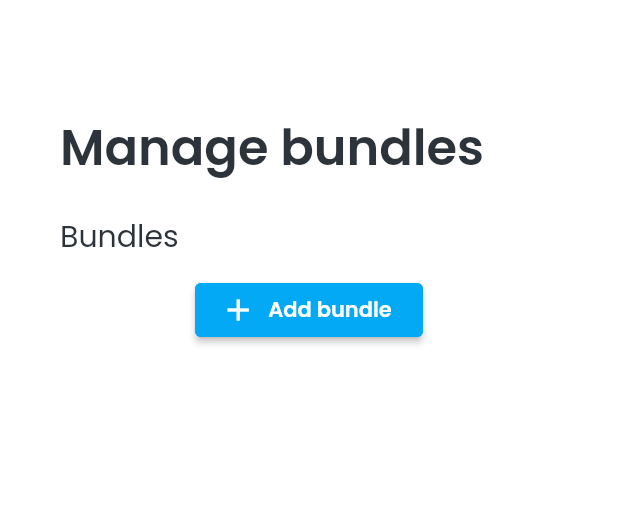
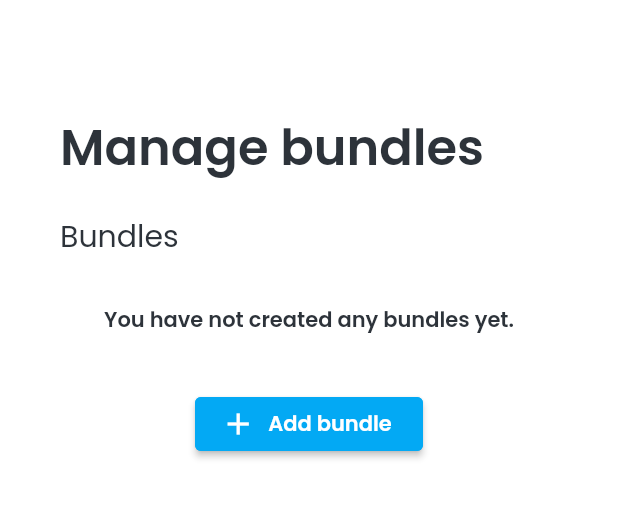
Before and after one commit to Codeine/truth-or-drink-old, a Flutter app: the screen it shows once a user with an empty profile is signed in, after a tap on "Manage Bundles", on a phone screen of 412 x 824 dp, the part 332-851 px from its top. Run offline on Flutter 3.47's test engine with Material 2 defaults, Android fonts, the phone set to English and light mode, and no system bars; our stand-ins replace cloud_firestore, firebase_auth, firebase_core, flutter_spinkit, google_sign_in; accounts and stored records are empty; network calls fail.

Commit message:
updated bundle page

```diff
--- a/lib/screens/manage_bundles_page.dart
+++ b/lib/screens/manage_bundles_page.dart
@@ -8,12 +8,13 @@ class Bundles extends StatelessWidget {
   @override
   Widget build(BuildContext context) {
     return StreamBuilder(
-      stream: FirebaseFirestore.instance.collection("sets").snapshots(),
+      stream: FirebaseFirestore.instance.collection("bundles").snapshots(),
       builder: (context, snapshot) {
         if (!snapshot.hasData) {
-          return const Text('No data');
+          return const NoBundlesYet();
+        } else if (snapshot.data!.docs.isEmpty) {
+          return const NoBundlesYet();
         }
-        //Text(snapshot.data!.docs[index]['name']);
         return ConstrainedBox(
           constraints: const BoxConstraints(
             minHeight: 0,
@@ -33,9 +34,20 @@ class Bundles extends StatelessWidget {
                   trailing: Row(
                     mainAxisSize: MainAxisSize.min,
                     children: [
-                      Icon(Icons.list, color: betterBlack),
-                      const SizedBox(width: 20),
-                      Icon(Icons.delete, color: betterBlack),
+                      IconButton(
+                        onPressed: () {},
+                        icon: Icon(Icons.list, color: betterBlack),
+                      ),
+                      const SizedBox(width: 10),
+                      IconButton(
+                        onPressed: () {
+                          FirebaseFirestore.instance
+                              .collection("bundles")
+                              .doc(snapshot.data!.docs[index].id)
+                              .delete();
+                        },
+                        icon: Icon(Icons.delete, color: betterBlack),
+                      ),
                     ],
                   ),
                   title: Text(
@@ -50,6 +62,27 @@ class Bundles extends StatelessWidget {
           ),
         );
       },
+    );
+  }
+}
+
+class NoBundlesYet extends StatelessWidget {
+  const NoBundlesYet({
+    Key? key,
+  }) : super(key: key);
+
+  @override
+  Widget build(BuildContext context) {
+    return Padding(
+      padding: const EdgeInsets.symmetric(vertical: 30),
+      child: Center(
+        child: Text(
+          "You have not created any bundles yet.",
+          style: defaultFontStyle.copyWith(
+            fontWeight: FontWeight.w600,
+          ),
+        ),
+      ),
     );
   }
 }
@@ -107,7 +140,7 @@ class _ManageBundlesPageState extends State<ManageBundlesPage> {
                   EdgeInsets.symmetric(horizontal: authHorizontalPadding - 5),
               child: const Bundles(),
             ),
-            const SizedBox(height: 10),
+            const SizedBox(height: 5),
             Padding(
               padding: const EdgeInsets.symmetric(horizontal: 130),
               child: ElevatedButton.icon(
```
